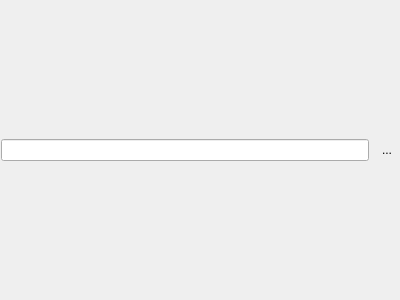
Above: src/ui/interface/advanced/form/dictionaryform.ui from metaxy/openBibleViewer before the change. Below: the same form after it.
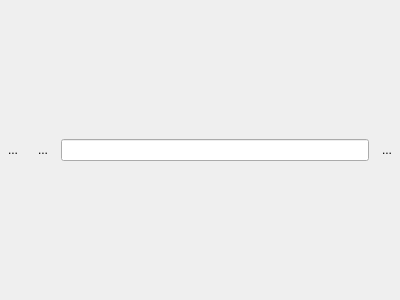
That is the form after the change. Icons and pictures are not drawn.

Commit message: forward and backward in dictionary form wip

The edit to the form file:
```diff
--- a/src/ui/interface/advanced/form/dictionaryform.ui
+++ b/src/ui/interface/advanced/form/dictionaryform.ui
@@ -19,6 +19,34 @@
    </property>
    <item>
     <layout class="QHBoxLayout" name="horizontalLayout">
+     <item>
+      <widget class="QToolButton" name="toolButton_back">
+       <property name="text">
+        <string>...</string>
+       </property>
+       <property name="icon">
+        <iconset resource="../../../../icons.qrc">
+         <normaloff>:/icons/16x16/go-previous.png</normaloff>:/icons/16x16/go-previous.png</iconset>
+       </property>
+       <property name="autoRaise">
+        <bool>true</bool>
+       </property>
+      </widget>
+     </item>
+     <item>
+      <widget class="QToolButton" name="toolButton_forward">
+       <property name="text">
+        <string>...</string>
+       </property>
+       <property name="icon">
+        <iconset resource="../../../../icons.qrc">
+         <normaloff>:/icons/16x16/go-next.png</normaloff>:/icons/16x16/go-next.png</iconset>
+       </property>
+       <property name="autoRaise">
+        <bool>true</bool>
+       </property>
+      </widget>
+     </item>
      <item>
       <widget class="QLineEdit" name="lineEdit_input"/>
      </item>
```
The commit also changes 4 other files.
